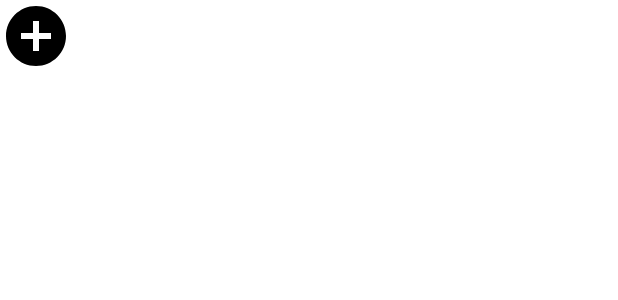
After one commit to iPolosatij/ArcTour, an Android app: the layout add_button_farme.xml on its own in the app's theme, with its tools: preview values and no code run, on a phone screen of 412 x 824 dp. The commit adds this screen. Shown: the top 300 px of the screen. Run offline under Robolectric (Android 15) with nearby library versions, the phone set to English and light mode, and no system bars.

Commit message:
works layout settings

```diff
--- /dev/null
+++ b/app/src/main/res/drawable/add_button_skin.xml
@@ -0,0 +1,5 @@
+<?xml version="1.0" encoding="utf-8"?>
+<selector xmlns:android="http://schemas.android.com/apk/res/android">
+<item android:state_pressed="true" android:drawable="@drawable/baseline_add_circle_outline_48"/>
+<item android:state_pressed="false" android:drawable="@drawable/baseline_add_circle_48"/>
+</selector>
--- /dev/null
+++ b/app/src/main/res/drawable/baseline_add_circle_48.xml
@@ -0,0 +1,5 @@
+<vector android:height="48dp" android:tint="#000000"
+    android:viewportHeight="24" android:viewportWidth="24"
+    android:width="48dp" xmlns:android="http://schemas.android.com/apk/res/android">
+    <path android:fillColor="@android:color/white" android:pathData="M12,2C6.48,2 2,6.48 2,12s4.48,10 10,10 10,-4.48 10,-10S17.52,2 12,2zM17,13h-4v4h-2v-4L7,13v-2h4L11,7h2v4h4v2z"/>
+</vector>
--- /dev/null
+++ b/app/src/main/res/drawable/baseline_add_circle_outline_48.xml
@@ -0,0 +1,6 @@
+<vector android:height="48dp" android:tint="#000000"
+    android:viewportHeight="24" android:viewportWidth="24"
+    android:autoMirrored="true"
+    android:width="48dp" xmlns:android="http://schemas.android.com/apk/res/android">
+    <path android:fillColor="@android:color/white" android:pathData="M13,7h-2v4L7,11v2h4v4h2v-4h4v-2h-4L13,7zM12,2C6.48,2 2,6.48 2,12s4.48,10 10,10 10,-4.48 10,-10S17.52,2 12,2zM12,20c-4.41,0 -8,-3.59 -8,-8s3.59,-8 8,-8 8,3.59 8,8 -3.59,8 -8,8z"/>
+</vector>
--- /dev/null
+++ b/app/src/main/res/layout/add_button_farme.xml
@@ -0,0 +1,16 @@
+<?xml version="1.0" encoding="utf-8"?>
+<FrameLayout xmlns:android="http://schemas.android.com/apk/res/android"
+    android:layout_width="wrap_content"
+    android:layout_height="wrap_content"
+    xmlns:app="http://schemas.android.com/apk/res-auto">
+
+    <ImageButton
+        android:id="@+id/add_work_card_button"
+        android:layout_width="wrap_content"
+        android:layout_height="wrap_content"
+        android:layout_marginEnd="16dp"
+        android:layout_marginBottom="16dp"
+        android:background="@color/transparent"
+        app:srcCompat="@drawable/add_button_skin" />
+
+</FrameLayout>
```
Also changed, not shown: app/src/main/res/layout/add_new_card_frame.xml (added, +7 -0 lines), app/src/main/res/layout/content_container_frame.xml (added, +75 -0 lines), app/src/main/res/layout/item_detail_card_frame.xml (added, +74 -0 lines), app/src/main/res/layout/menu_frame.xml (added, +55 -0 lines), app/src/main/res/layout/works_flagment.xml (+36 -171 lines).
